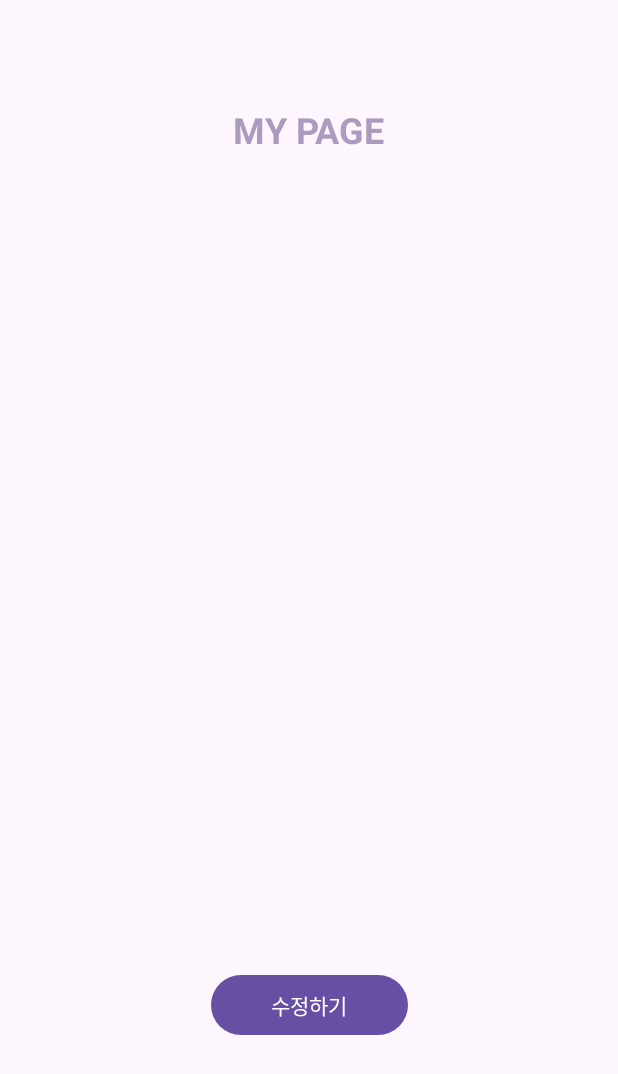
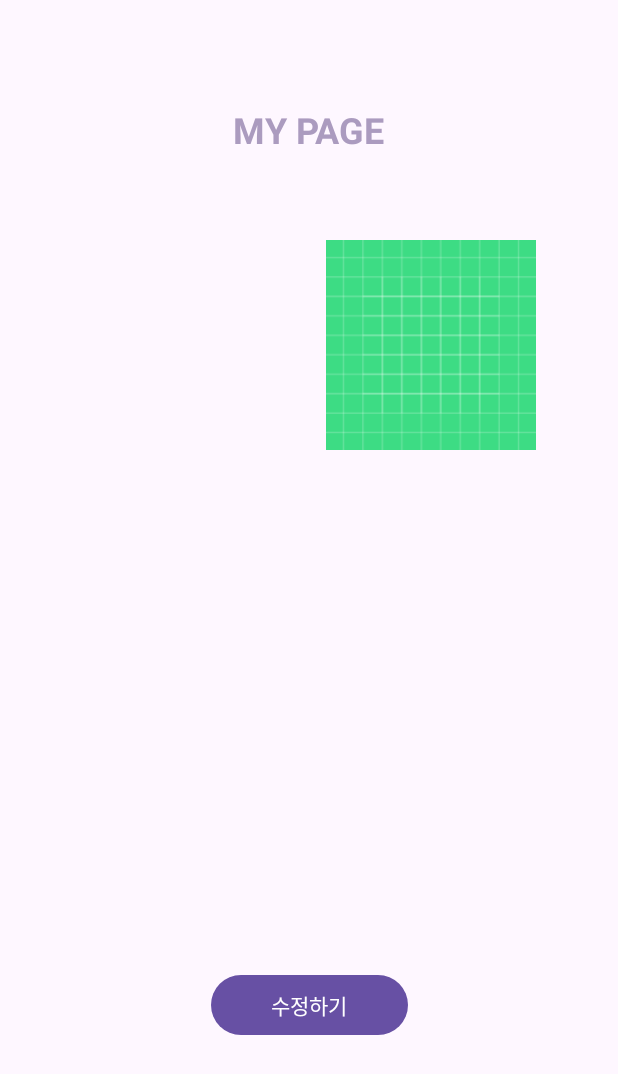
Before and after one commit to NOW-SOPT-ANDROID/nakyung-lee, an Android app: the layout activity_main.xml on its own in the app's theme, with its tools: preview values and no code run, on a phone screen of 412 x 824 dp. Shown: the top 1074 px of the screen. Run offline under Robolectric (Android 15) with nearby library versions, the phone set to English and light mode, and no system bars.

Commit message:
[FEAT/#1] 1주차 xml 수정

```diff
--- a/app/src/main/res/layout/activity_main.xml
+++ b/app/src/main/res/layout/activity_main.xml
@@ -7,6 +7,18 @@
     android:id="@+id/main"
     android:layout_width="match_parent"
     android:layout_height="match_parent">
+
+    <ImageView
+        android:layout_width="140dp"
+        android:layout_height="140dp"
+        android:id="@+id/profile"
+        android:src="@drawable/ic_launcher_background"
+        android:layout_marginTop="160dp"
+        app:layout_constraintEnd_toEndOf="parent"
+        app:layout_constraintHorizontal_bias="0.8"
+        app:layout_constraintStart_toStartOf="parent"
+        app:layout_constraintTop_toTopOf="parent"
+        />
 
     <TextView
         android:layout_width="wrap_content"
```
